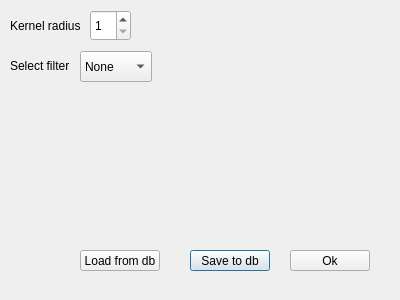
Before: the Qt Designer form settingsdialog.ui in LolImba/QtFilter, drawn with Qt 5.
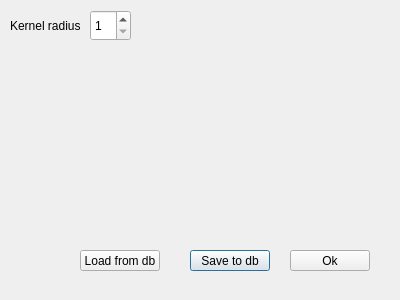
After: the same form once the commit is applied.

Patch:
```diff
--- a/settingsdialog.ui
+++ b/settingsdialog.ui
@@ -81,44 +81,6 @@
     <string>Ok</string>
    </property>
   </widget>
-  <widget class="QComboBox" name="FilterBox">
-   <property name="geometry">
-    <rect>
-     <x>80</x>
-     <y>51</y>
-     <width>72</width>
-     <height>31</height>
-    </rect>
-   </property>
-   <item>
-    <property name="text">
-     <string>None</string>
-    </property>
-   </item>
-   <item>
-    <property name="text">
-     <string>Gaus</string>
-    </property>
-   </item>
-   <item>
-    <property name="text">
-     <string>Sobel</string>
-    </property>
-   </item>
-  </widget>
-  <widget class="QLabel" name="label_2">
-   <property name="geometry">
-    <rect>
-     <x>10</x>
-     <y>50</y>
-     <width>71</width>
-     <height>31</height>
-    </rect>
-   </property>
-   <property name="text">
-    <string>Select filter</string>
-   </property>
-  </widget>
  </widget>
  <resources/>
  <connections/>
```
Left out of the diff: 2 changed lines with no effect on the pictures.
